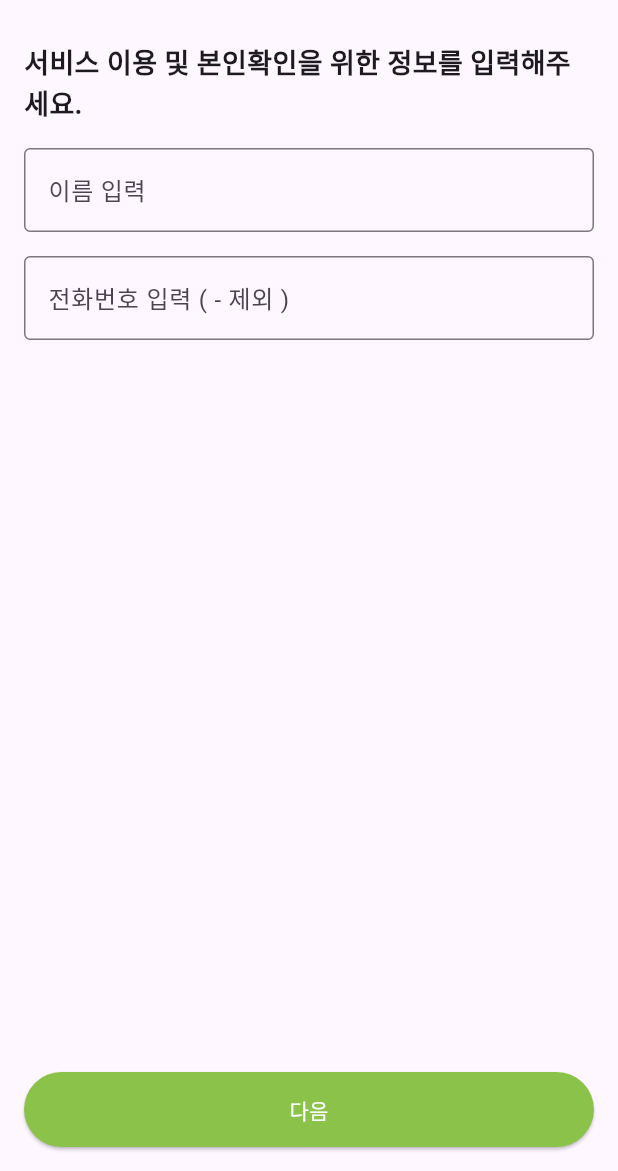
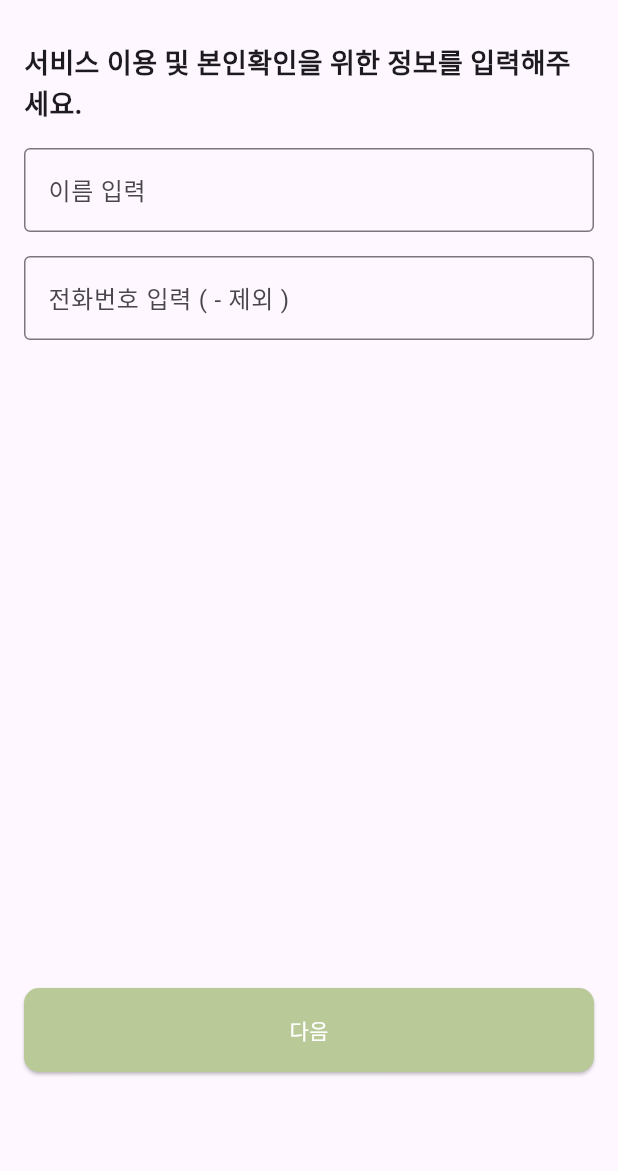
Before and after one commit to hagyeom/flutter_application_1, a Flutter app: the SignUpDetailScreen screen opened directly, on a phone screen of 412 x 824 dp, the part 65-1236 px from its top. Run offline on Flutter 3.47's test engine with Material 3 defaults, Android fonts, the phone set to English and light mode, and no system bars; our stand-ins replace shared_preferences; accounts and stored records are empty.

Commit message:
오류해결중

```diff
--- a/lib/golf_score_app/screens/sign_up_detail_screen.dart
+++ b/lib/golf_score_app/screens/sign_up_detail_screen.dart
@@ -91,11 +91,15 @@ class SignUpDetailScreenState extends State<SignUpDetailScreen> {
               onPressed: _onNextButtonPressed,
               style: ElevatedButton.styleFrom(
                 foregroundColor: Colors.white,
-                backgroundColor: Colors.lightGreen, // 텍스트 색상
-                minimumSize: const Size(double.infinity, 50), // 버튼 크기
+                backgroundColor: Color(0xFFB9CA98), // 텍스트 색상
+                minimumSize: const Size(double.infinity, 56), // 버튼 크기
+                shape: RoundedRectangleBorder(
+                  borderRadius: BorderRadius.circular(10),
+                ),
               ),
               child: const Text('다음'),
             ),
+            SizedBox(height: 50,)
           ],
         ),
       ),
```
Also changed, not shown: lib/golf_score_app/screens/my_page_screen.dart (+46 -11 lines), lib/golf_score_app/screens/sign_up_screen.dart (+6 -2 lines), pubspec.lock (deleted).
